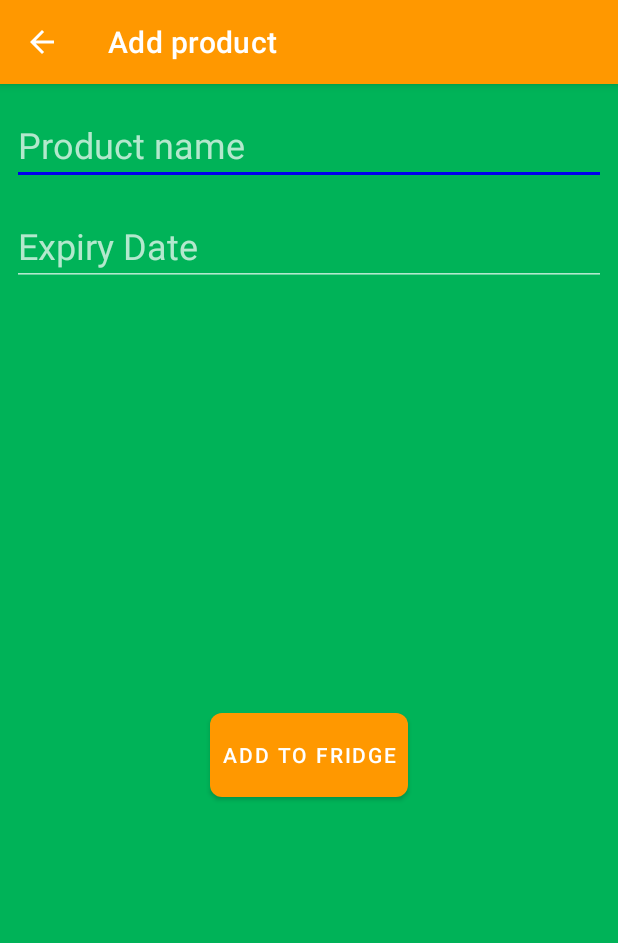
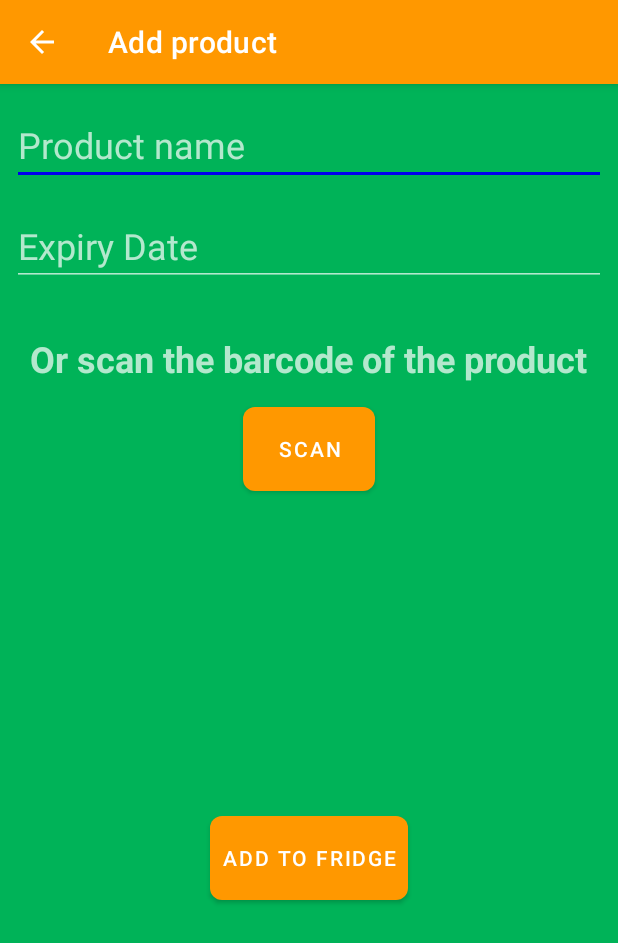
Before and after one commit to ambageo/GreenFridge, an Android app: the AddProductActivity screen opened directly, with no data from a screen before it, on a phone screen of 412 x 824 dp. Shown: the top 943 px of the screen. Run offline under Robolectric (Android 15) with nearby library versions, the phone set to English and light mode, and no system bars.

Commit message:
Added barcode scanning and fetching product brand, name and thumbnail url

```diff
--- a/app/src/main/java/com/georgeampartzidis/greenfridge/AddProductActivity.java
+++ b/app/src/main/java/com/georgeampartzidis/greenfridge/AddProductActivity.java
@@ -138,4 +138,10 @@ AddProductActivity extends AppCompatActivity implements DatePickerDialog.OnDateS
             });
         }
     }
+
+    public void scanProduct(View view) {
+        Intent scanIntent = new Intent(AddProductActivity.this, BarcodeScannerActivity.class);
+        startActivity(scanIntent);
+
+    }
 }
--- a/app/src/main/res/layout/activity_add_product.xml
+++ b/app/src/main/res/layout/activity_add_product.xml
@@ -27,11 +27,35 @@
         android:id="@+id/date"
         style="@style/editText"
         android:focusable="false"
-        android:hint="Expiry Date"
+        android:hint="@string/expiry_date"
         android:onClick="showDatePickerDialog"
         app:layout_constraintLeft_toLeftOf="parent"
         app:layout_constraintRight_toRightOf="parent"
         app:layout_constraintTop_toBottomOf="@+id/product" />
+
+    <TextView
+        android:id="@+id/scan_textview"
+        android:layout_width="wrap_content"
+        android:layout_height="wrap_content"
+        app:layout_constraintTop_toBottomOf="@id/date"
+        app:layout_constraintStart_toStartOf="parent"
+        app:layout_constraintEnd_toEndOf="parent"
+        android:paddingTop="32dp"
+        android:text="@string/scan_product"
+        android:textStyle="bold"
+        android:textSize="24sp"/>
+
+    <com.google.android.material.button.MaterialButton
+        android:id="@+id/scan_button"
+        style="@style/button"
+        android:layout_marginBottom="16dp"
+        android:layout_marginTop="16dp"
+        android:onClick="scanProduct"
+        android:text="@string/scan"
+        android:textColor="@android:color/white"
+        app:layout_constraintEnd_toEndOf="parent"
+        app:layout_constraintStart_toStartOf="parent"
+        app:layout_constraintTop_toBottomOf="@+id/scan_textview" />
 
     <com.google.android.material.button.MaterialButton
         android:id="@+id/add_button"
@@ -39,11 +63,11 @@
         android:layout_marginBottom="16dp"
         android:layout_marginTop="8dp"
         android:onClick="addToFridge"
-        android:text="Add to fridge"
+        android:text="@string/add_to_fridge"
         android:textColor="@android:color/white"
         app:layout_constraintBottom_toBottomOf="parent"
         app:layout_constraintEnd_toEndOf="parent"
         app:layout_constraintStart_toStartOf="parent"
-        app:layout_constraintTop_toBottomOf="@+id/date" />
+        app:layout_constraintTop_toBottomOf="@+id/scan_button" />
 
 </androidx.constraintlayout.widget.ConstraintLayout>
--- a/app/src/main/res/values/strings.xml
+++ b/app/src/main/res/values/strings.xml
@@ -1,7 +1,7 @@
 <resources>
     <string name="app_name">Green Fridge</string>
     <string name="list">My Shopping List</string>
-    <string name="empty_fridge">Looks like the fridge is empty... Why don\'t you add something?</string>
+    <string name="empty_fridge">Looks like the fridge is empty… Why don\'t you add something?</string>
     <string name="notification_title">A reminder from Green Fridge:</string>
     <string name="many_expiring_products">You have %1$d expiring/expired products!</string>
     <string name="one_expiring_product">You have an expiring/expired product!</string>
@@ -30,4 +30,8 @@
     <string name="fridge_icon_description">Logo icon of the app</string>
     <string name="add_product">Add product</string>
     <string name="inventory">Inventory</string>
+    <string name="scan_product">Or scan the barcode of the product</string>
+    <string name="add_to_fridge">Add to fridge</string>
+    <string name="expiry_date">Expiry Date</string>
+    <string name="scan">Scan</string>
 </resources>
--- a/build.gradle
+++ b/build.gradle
@@ -10,7 +10,7 @@ buildscript {
         }
     }
     dependencies {
-        classpath 'com.android.tools.build:gradle:4.0.0'
+        classpath 'com.android.tools.build:gradle:4.0.1'
 
 
         // NOTE: Do not place your application dependencies here; they belong
--- a/gradle.properties
+++ b/gradle.properties
@@ -15,6 +15,5 @@ org.gradle.jvmargs=-Xmx1536m
 # This option should only be used with decoupled projects. More details, visit
 # http://www.gradle.org/docs/current/userguide/multi_project_builds.html#sec:decoupled_projects
 # org.gradle.parallel=true
-android.enableAapt2=true
 android.useAndroidX=true
 android.enableJetifier=true
```
Also changed, not shown: app/build.gradle (+5 -3 lines), app/src/main/AndroidManifest.xml (+14 -4 lines), app/src/main/java/com/georgeampartzidis/greenfridge/BarcodeScannerActivity.java (added, +140 -0 lines), app/src/main/java/com/georgeampartzidis/greenfridge/utilities/NetworkUtilities.java (added, +65 -0 lines), app/src/main/java/com/georgeampartzidis/greenfridge/utilities/NotificationUtilities.java (+9 -5 lines), app/src/main/java/loaders/BarcodeLoader.java (added, +30 -0 lines), app/src/main/res/layout/activity_barcode_scanner.xml (added, +15 -0 lines), 1629 other files.
